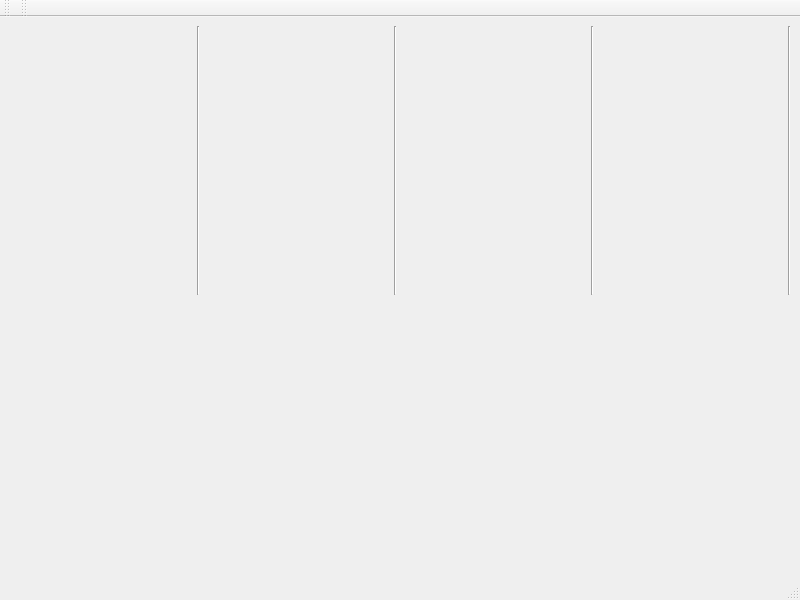
Above: mrvk_gui/ui/MainWindow.ui from MatejBartosovic/mrvk_project before the change. Below: the same form after it.
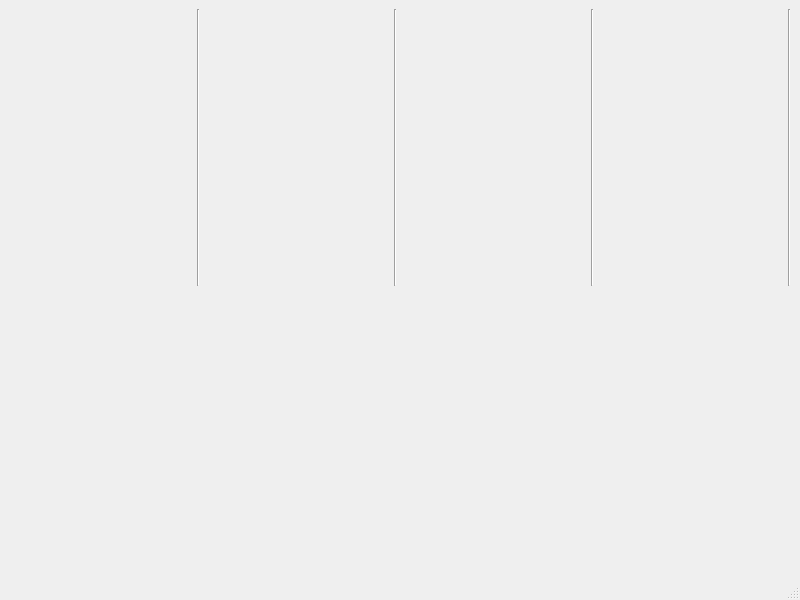
That is the form after the change. Custom widgets are drawn as their Qt base class.

Commit message: GUI: set precision digits

```diff
--- a/mrvk_gui/ui/MainWindow.ui
+++ b/mrvk_gui/ui/MainWindow.ui
@@ -187,28 +187,6 @@
    </property>
   </widget>
   <widget class="QStatusBar" name="statusbar"/>
-  <widget class="QToolBar" name="toolBar">
-   <property name="windowTitle">
-    <string>toolBar</string>
-   </property>
-   <attribute name="toolBarArea">
-    <enum>TopToolBarArea</enum>
-   </attribute>
-   <attribute name="toolBarBreak">
-    <bool>false</bool>
-   </attribute>
-  </widget>
-  <widget class="QToolBar" name="toolBar_2">
-   <property name="windowTitle">
-    <string>toolBar_2</string>
-   </property>
-   <attribute name="toolBarArea">
-    <enum>TopToolBarArea</enum>
-   </attribute>
-   <attribute name="toolBarBreak">
-    <bool>false</bool>
-   </attribute>
-  </widget>
  </widget>
  <customwidgets>
   <customwidget>
```
Left out of the diff: 2 changed lines with no effect on the pictures. The commit also changes 7 other files.
